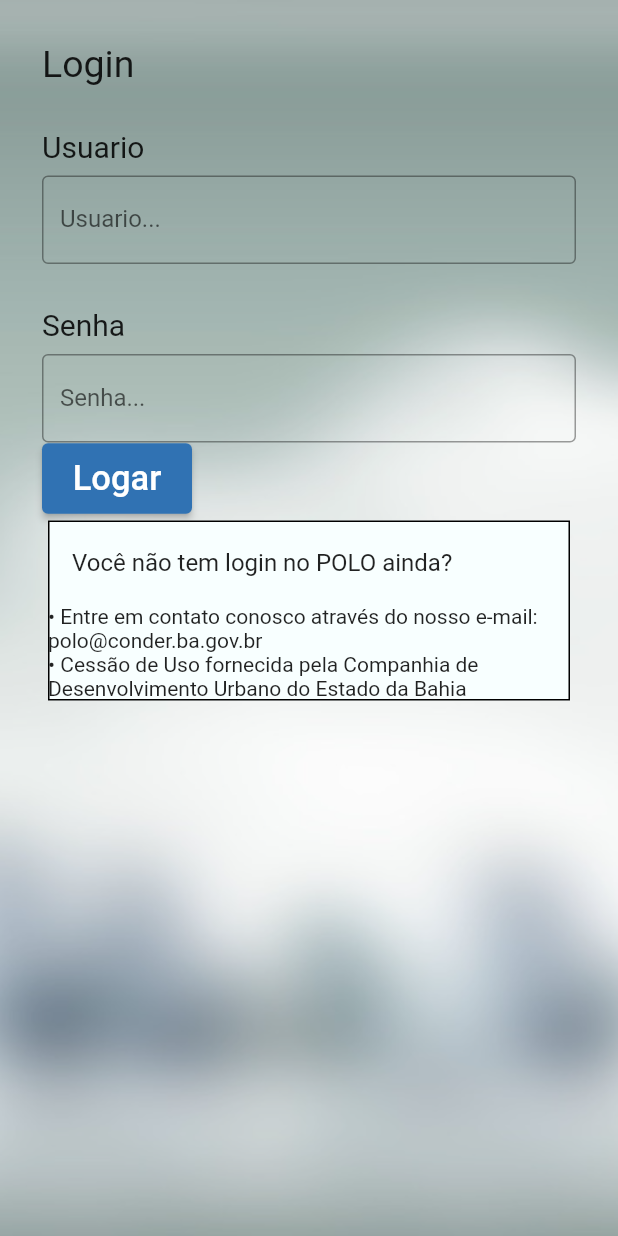
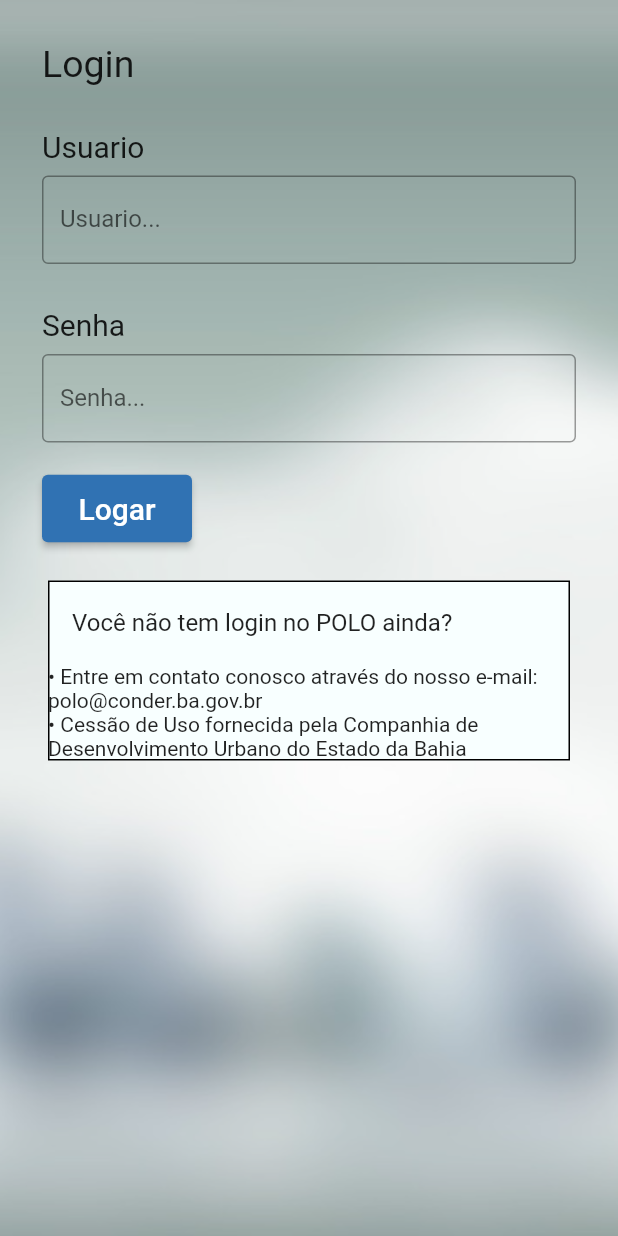
Before and after one commit to avmsantos/Polo, a Flutter app: the screen it shows after launch, on a phone screen of 412 x 824 dp. Run offline on Flutter 3.47's test engine with Material 2 defaults, Android fonts, the phone set to English and light mode, and no system bars.

Commit message:
tela polo

```diff
--- a/lib/homepage/home_page.dart
+++ b/lib/homepage/home_page.dart
@@ -56,10 +56,13 @@ class HomePage extends StatelessWidget {
             ),
             Align(
               alignment: Alignment.centerLeft,
+              child: Padding(
+                padding: const EdgeInsets.symmetric(vertical: 20),
                 child: ElevatedButton(
                   style: ButtonStyle(
-                  minimumSize: MaterialStateProperty.all(const Size(100, 40)),
-                  padding: MaterialStateProperty.all(const EdgeInsets.all(10)),
+                    minimumSize: MaterialStateProperty.all(const Size(100, 45)),
+                    padding:
+                        MaterialStateProperty.all(const EdgeInsets.all(10)),
                     backgroundColor: MaterialStateProperty.all(
                       const Color(0xff3072B3),
                     ),
@@ -68,7 +71,8 @@ class HomePage extends StatelessWidget {
                   onPressed: () {},
                   child: const Text(
                     'Logar',
-                  style: TextStyle(fontSize: 23),
+                    style: TextStyle(fontSize: 20),
+                  ),
                 ),
               ),
             ),
```
Lines whose indentation alone changed are shown as unchanged.
